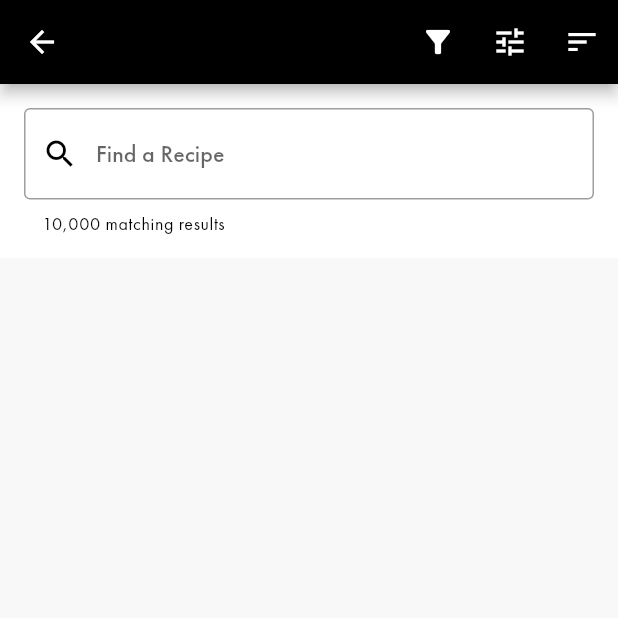
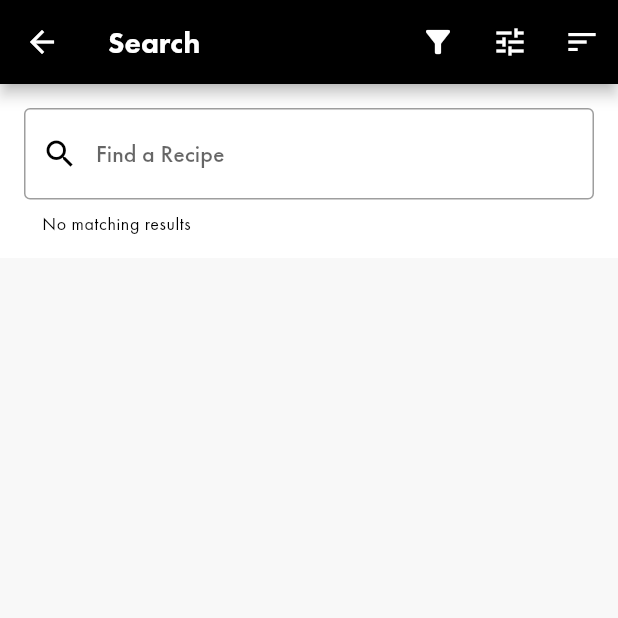
Before and after one commit to franthormel/bon_appetit, a Flutter app: the SearchPage screen opened directly, on a phone screen of 412 x 824 dp, the top half of it. Run offline on Flutter 3.47's test engine with Material 2 defaults, Android fonts, the phone set to English and light mode, and no system bars; our stand-ins replace auto_route, cached_network_image, flutter_svg; network calls fail.

Commit message:
Search page
Added title
Added helper text for text field
Added focus border color on text field

```diff
--- a/lib/pages/search.dart
+++ b/lib/pages/search.dart
@@ -18,6 +18,7 @@ class SearchPage extends StatelessWidget {
             SearchPageActionFilterWidget(),
             SearchPageActionSortWidget(),
           ],
+          title: const Text("Search"),
         ),
         body: const SearchPageContentWidget(),
       ),
--- a/lib/services/providers/search.dart
+++ b/lib/services/providers/search.dart
@@ -11,6 +11,9 @@ class SearchProvider extends ChangeNotifier {
 
   // Order used when filtering results
   SearchSortBy _searchSortBy = SearchSortBy.relevance;
+
+  // Search results cache
+  final _searchResults = <SearchResult>[];
 
   void changeShowType(SearchCategory value) {
     _searchCategory = value;
@@ -48,13 +51,21 @@ class SearchProvider extends ChangeNotifier {
 
   String get searchSortBy => _searchSortBy.toLiteralValue();
 
+  String get resultsLengthText {
+    if(_searchResults.isEmpty){
+      return "No matching results";
+    }
+
+    return "${_searchResults.length} matching results";
+  }
+
   List<SearchResult> fetchResults(DatasetSource source) {
-    final results = <SearchResult>[];
 
     // TODO: Search results
     // TODO: Create holder variable
     // TODO: Get number of results from provider
 
-    return results;
+    return _searchResults;
   }
+
 }
--- a/lib/widgets/search/list.dart
+++ b/lib/widgets/search/list.dart
@@ -17,7 +17,7 @@ class SearchPageListWidget extends StatelessWidget {
       child: Padding(
         padding: const EdgeInsets.all(16.0),
         child: ListView.separated(
-          itemBuilder: (context, i) => ListTile(
+          itemBuilder: (context, i) => ListTile( // TODO: Change widget
             title: Text(results[i].title),
             onTap: () {},
           ),
--- a/lib/widgets/search/text_field.dart
+++ b/lib/widgets/search/text_field.dart
@@ -31,7 +31,6 @@ class _SearchPageTextFieldWidgetState extends State<SearchPageTextFieldWidget> {
   Widget build(BuildContext context) {
     final search = Provider.of<SearchProvider>(context, listen: false);
 
-    // TODO: Change active color to black (focusBorder)
     return Container(
       color: BonAppetitColors.white,
       padding: const EdgeInsets.all(16.0),
@@ -39,13 +38,14 @@ class _SearchPageTextFieldWidgetState extends State<SearchPageTextFieldWidget> {
         controller: controller,
         decoration: InputDecoration(
           border: const OutlineInputBorder(),
-          focusColor: BonAppetitColors.black,
+          focusedBorder: const OutlineInputBorder(
+            borderSide: BorderSide(color: Colors.black, width: 1.5),
+          ),
           helperStyle: Theme.of(context)
               .textTheme
               .caption
               ?.copyWith(fontWeight: FontWeight.w400, letterSpacing: 0.4),
-          helperText: "10,000 matching results",
-          // TODO: Get number of results from provider
+          helperText: search.resultsLengthText,
           hintText: "Find a Recipe",
           prefixIcon: IconButton(
             color: BonAppetitColors.black,
```
